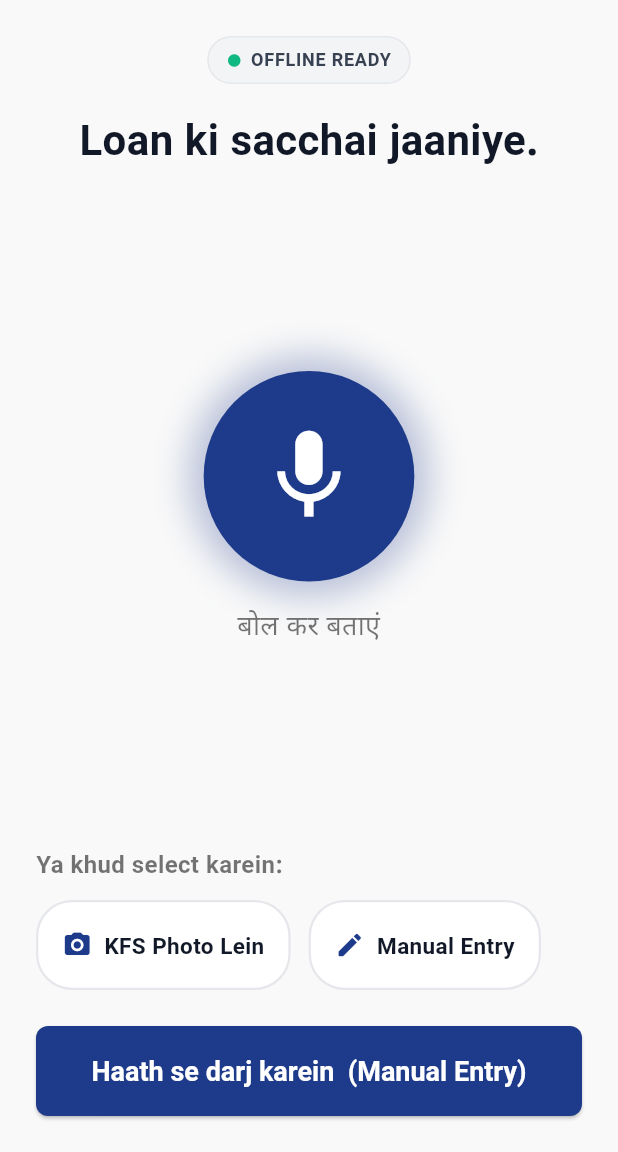
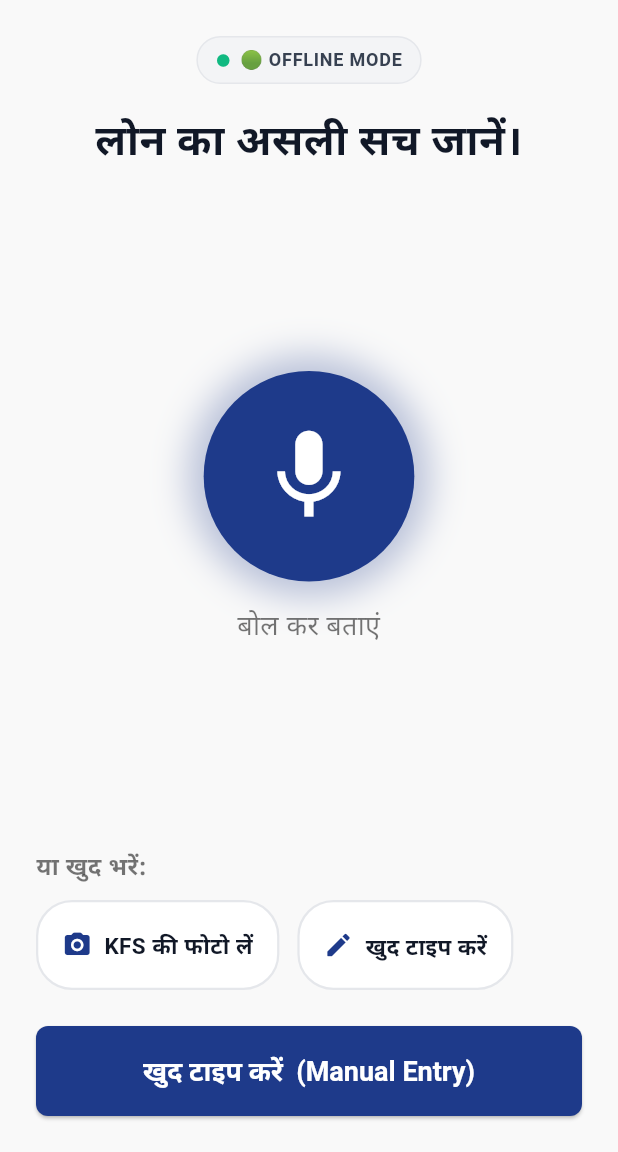
Before and after one commit to vishwasbhattgaonkar1512-cmd/CostReveal-SACH-Engine, a Flutter app: the screen it shows after launch, on a phone screen of 412 x 824 dp, the part 84-1236 px from its top. Run offline on Flutter 3.47's test engine with Material 3 defaults, Android fonts, the phone set to English and light mode, and no system bars; our stand-ins replace camera, fl_chart, google_fonts, pdf, share_plus, speech_to_text and 1 more.

Commit message:
style(M2): remove all Hinglish — pure Hindi + English only, fix deprecated APIs

```diff
--- a/lib/ui/input_screen.dart
+++ b/lib/ui/input_screen.dart
@@ -58,7 +58,7 @@ class _InputScreenState extends State<InputScreen>
       if (!mounted) return;
 
       if (spokenText.trim().isEmpty) {
-        _showSnack('Koi awaaz nahi aayi. Dobara try karein. (No speech detected.)');
+        _showSnack('कोई आवाज़ नहीं आई। दोबारा कोशिश करें।');
         return;
       }
 
@@ -102,7 +102,7 @@ class _InputScreenState extends State<InputScreen>
             ),
             const SizedBox(height: 12),
             const Text(
-              'Abhi Gemini parsing pending hai.\nValidation screen par manually numbers darj karein.',
+              'आपकी लोन जानकारी तैयार की जा रही है…\nकृपया नीचे विवरण जाँचें।',
               style: TextStyle(fontSize: 14, color: Colors.black54),
             ),
           ],
@@ -110,7 +110,7 @@ class _InputScreenState extends State<InputScreen>
         actions: [
           TextButton(
             onPressed: () => Navigator.pop(ctx),
-            child: const Text('Wapas jayein'),
+            child: const Text('वापस जाएं'),
           ),
           ElevatedButton(
             onPressed: () async {
@@ -121,7 +121,7 @@ class _InputScreenState extends State<InputScreen>
 
               setState(() => _isListening = true);
               try {
-                _showSnack('Voice captured. Extracting with AI...');
+                _showSnack('आवाज़ मिली! AI से जानकारी निकाल रहे हैं…');
                 final geminiApi = GeminiApi();
                 final candidateTerms = await geminiApi.extractFromText(spokenText);
 
@@ -149,7 +149,7 @@ class _InputScreenState extends State<InputScreen>
             style: ElevatedButton.styleFrom(
               backgroundColor: const Color(0xFF1E3A8A),
             ),
-            child: const Text('Validation Screen'),
+            child: const Text('विवरण जाँचें'),
           ),
         ],
       ),
@@ -174,7 +174,7 @@ class _InputScreenState extends State<InputScreen>
       final appProvider = Provider.of<AppProvider>(context, listen: false);
       appProvider.setPendingCameraImage(base64Image);
 
-      _showSnack('Camera image captured. Extracting with AI...');
+      _showSnack('फोटो मिली! AI से जानकारी निकाल रहे हैं…');
 
       final geminiApi = GeminiApi();
       final candidateTerms = await geminiApi.extractFromImage(base64Image);
@@ -255,7 +255,7 @@ class _InputScreenState extends State<InputScreen>
                       Icon(Icons.circle, color: Color(0xFF10B981), size: 10),
                       SizedBox(width: 6),
                       Text(
-                        'OFFLINE READY',
+                        '🟢 OFFLINE MODE',
                         style: TextStyle(
                           fontSize: 12,
                           fontWeight: FontWeight.w600,
@@ -268,7 +268,7 @@ class _InputScreenState extends State<InputScreen>
                 ),
               ),
               const Text(
-                'Loan ki sacchai jaaniye.',
+                'लोन का असली सच जानें।',
                 style: TextStyle(fontSize: 28, fontWeight: FontWeight.bold),
                 textAlign: TextAlign.center,
               ),
@@ -318,7 +318,7 @@ class _InputScreenState extends State<InputScreen>
               const SizedBox(height: 16),
               Text(
                 _isListening
-                    ? 'Sun raha hoon... (Listening...)'
+                    ? 'सुन रहा हूँ… (Listening…)'
                     : 'बोल कर बताएं',
                 textAlign: TextAlign.center,
                 style: TextStyle(
@@ -333,7 +333,7 @@ class _InputScreenState extends State<InputScreen>
               const Spacer(),
 
               const Text(
-                'Ya khud select karein:',
+                'या खुद भरें:',
                 style: TextStyle(
                     fontSize: 16,
                     fontWeight: FontWeight.bold,
@@ -350,13 +350,13 @@ class _InputScreenState extends State<InputScreen>
                       icon: _isCapturing
                           ? Icons.hourglass_top_rounded
                           : Icons.camera_alt_rounded,
-                      label: _isCapturing ? 'Capturing...' : 'KFS Photo Lein',
+                      label: _isCapturing ? 'फोटो स्कैन हो रही है…' : 'KFS की फोटो लें',
                       onTap: _onCameraTap,
                     ),
                     const SizedBox(width: 12),
                     _buildChip(
                       icon: Icons.edit_rounded,
-                      label: 'Manual Entry',
+                      label: 'खुद टाइप करें',
                       onTap: () => Navigator.push(
                         context,
                         MaterialPageRoute(
@@ -378,7 +378,7 @@ class _InputScreenState extends State<InputScreen>
                   minimumSize: const Size(double.infinity, 60),
                 ),
                 child: const Text(
-                  'Haath se darj karein  (Manual Entry)',
+                  'खुद टाइप करें  (Manual Entry)',
                   style: TextStyle(fontSize: 18, fontWeight: FontWeight.bold),
                 ),
               ),
--- a/lib/ui/true_cost_screen.dart
+++ b/lib/ui/true_cost_screen.dart
@@ -158,7 +158,7 @@ class _TrueCostScreenState extends State<TrueCostScreen>
                   betweenBarsData: vRed.isNotEmpty
                       ? [BetweenBarsData(
                           fromIndex: 0, toIndex: 1,
-                          color: AppTheme.red.withOpacity(0.12),
+                          color: AppTheme.red.withValues(alpha: 0.12),
                         )]
                       : [],
                 ));
@@ -358,7 +358,7 @@ class _TrueCostScreenState extends State<TrueCostScreen>
           Container(
             padding: const EdgeInsets.all(8),
             decoration: BoxDecoration(
-              color: AppTheme.red.withOpacity(0.1),
+              color: AppTheme.red.withValues(alpha: 0.1),
               shape: BoxShape.circle,
             ),
             child: Icon(icon, color: AppTheme.red, size: 24),
--- a/lib/ui/validation_screen.dart
+++ b/lib/ui/validation_screen.dart
@@ -60,11 +60,11 @@ class _ValidationScreenState extends State<ValidationScreen> {
 
   @override
   Widget build(BuildContext context) {
-    final appState = Provider.of<AppProvider>(context, listen: false);
+    final appState = Provider.of<AppProvider>(context, listen: true);
 
     return Scaffold(
       backgroundColor: AppTheme.bg,
-      appBar: AppBar(title: const Text('Numbers jaanch karein')),
+      appBar: AppBar(title: const Text('संख्याएँ जाँचें  (Verify Numbers)')),
       body: ListView(
         padding: const EdgeInsets.all(AppTheme.cardPadding),
         children: [
@@ -222,7 +222,7 @@ class _ValidationScreenState extends State<ValidationScreen> {
                       ),
                       decoration: InputDecoration(
                         fillColor: confirmed ? const Color(0xFFF3F4F6) : AppTheme.white,
-                        hintText: confirmed ? 'Confirmed' : 'Yahaan type karein...',
+                        hintText: confirmed ? 'Confirmed' : 'यहाँ टाइप करें…',
                       ),
                       onChanged: onChanged,
                     ),
```
